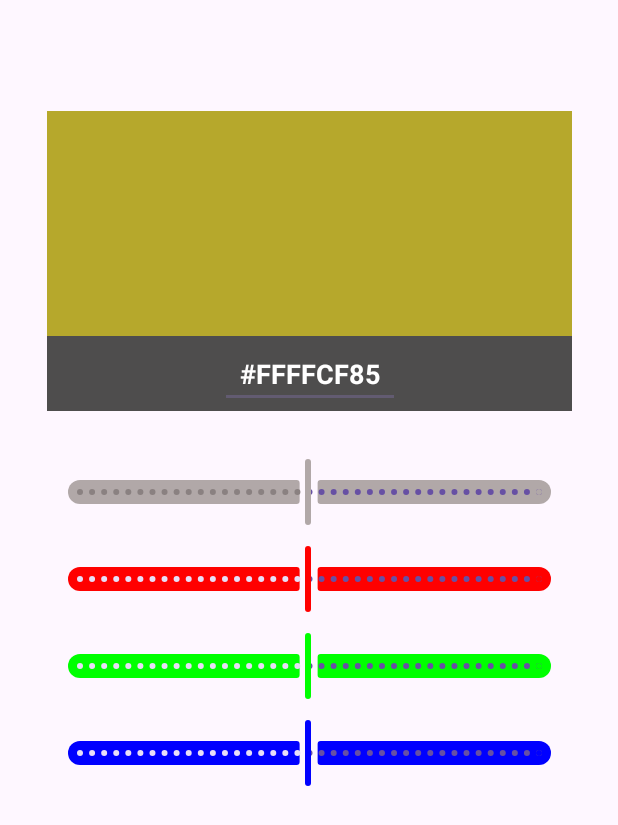
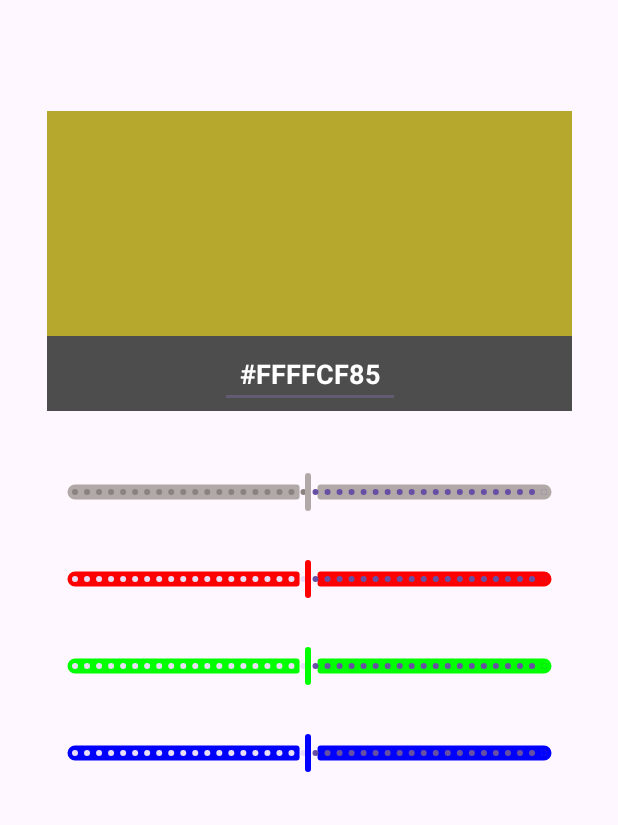
Before and after one commit to bhos-mob-sec/colorPicker-Application-Mirhabil, an Android app: the layout activity_main.xml on its own in the app's theme, with its tools: preview values and no code run, on a phone screen of 412 x 824 dp. Shown: the top 825 px of the screen. Run offline under Robolectric (Android 15) with nearby library versions, the phone set to English and light mode, and no system bars.

Commit message:
Class Task 3

```diff
--- a/app/src/main/res/layout/activity_main.xml
+++ b/app/src/main/res/layout/activity_main.xml
@@ -42,53 +42,61 @@
         app:layout_constraintStart_toStartOf="@+id/view2"
         app:layout_constraintTop_toBottomOf="@+id/view2"
         app:thumbColor="#B1A8A8"
+        app:thumbHeight="25dp"
         app:tickColorActive="#8A8181"
-        app:trackColor="#B1A8A8" />
+        app:trackColor="#B1A8A8"
+        app:trackHeight="10dp" />
 
     <com.google.android.material.slider.Slider
+        android:id="@+id/slider2"
+        android:layout_width="0dp"
+        android:layout_height="wrap_content"
+        android:layout_marginTop="10dp"
         android:stepSize="1"
         android:value="127"
         android:valueFrom="0"
         android:valueTo="255"
-        app:thumbColor="#FFFF0000"
-        app:trackColor="#FFFF0000"
-        android:id="@+id/slider2"
-        android:layout_width="0dp"
-        android:layout_height="wrap_content"
-        android:layout_marginTop="10dp"
         app:layout_constraintEnd_toEndOf="@+id/slider1"
         app:layout_constraintStart_toStartOf="@id/slider1"
-        app:layout_constraintTop_toBottomOf="@id/slider1" />
+        app:layout_constraintTop_toBottomOf="@id/slider1"
+        app:thumbColor="#FFFF0000"
+        app:thumbHeight="25dp"
+        app:trackColor="#FFFF0000"
+        app:trackHeight="10dp" />
 
     <com.google.android.material.slider.Slider
-        android:value="127"
-        android:valueFrom="0"
-        android:valueTo="255"
-        android:stepSize="1"
-        app:thumbColor="#FF00FF00"
-        app:trackColor="#FF00FF00"
         android:id="@+id/slider3"
         android:layout_width="0dp"
         android:layout_height="wrap_content"
         android:layout_marginTop="10dp"
-        app:layout_constraintEnd_toEndOf="@id/slider2"
-        app:layout_constraintStart_toStartOf="@id/slider2"
-        app:layout_constraintTop_toBottomOf="@id/slider2" />
-
-    <com.google.android.material.slider.Slider
         android:stepSize="1"
         android:value="127"
         android:valueFrom="0"
         android:valueTo="255"
-        app:thumbColor="#FF0000FF"
-        app:trackColor="#FF0000FF"
+        app:layout_constraintEnd_toEndOf="@id/slider2"
+        app:layout_constraintStart_toStartOf="@id/slider2"
+        app:layout_constraintTop_toBottomOf="@id/slider2"
+        app:thumbColor="#FF00FF00"
+        app:thumbHeight="25dp"
+        app:trackColor="#FF00FF00"
+        app:trackHeight="10dp" />
+
+    <com.google.android.material.slider.Slider
         android:id="@+id/slider4"
         android:layout_width="0dp"
         android:layout_height="wrap_content"
         android:layout_marginTop="10dp"
+        android:stepSize="1"
+        android:value="127"
+        android:valueFrom="0"
+        android:valueTo="255"
         app:layout_constraintEnd_toEndOf="@id/slider3"
         app:layout_constraintStart_toStartOf="@id/slider3"
-        app:layout_constraintTop_toBottomOf="@id/slider3" />
+        app:layout_constraintTop_toBottomOf="@id/slider3"
+        app:thumbColor="#FF0000FF"
+        app:thumbHeight="25dp"
+        app:trackColor="#FF0000FF"
+        app:trackHeight="10dp" />
 
     <EditText
         android:id="@+id/editTextText"
```
